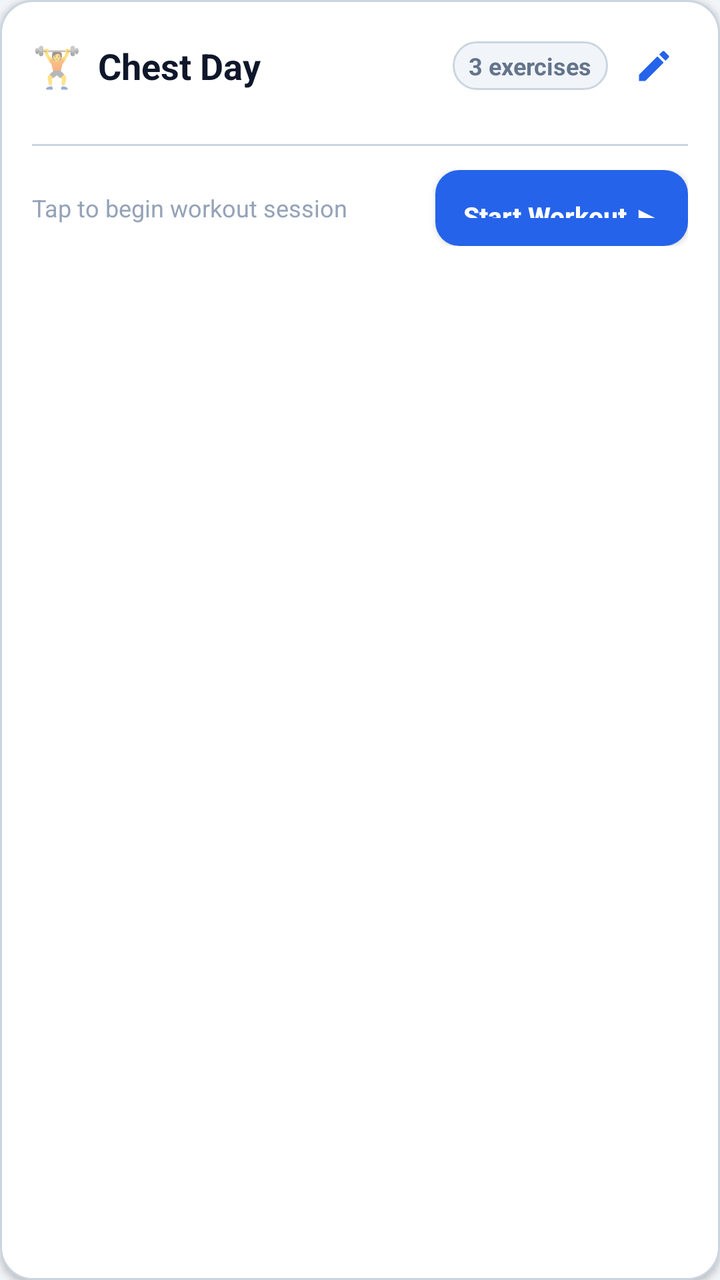
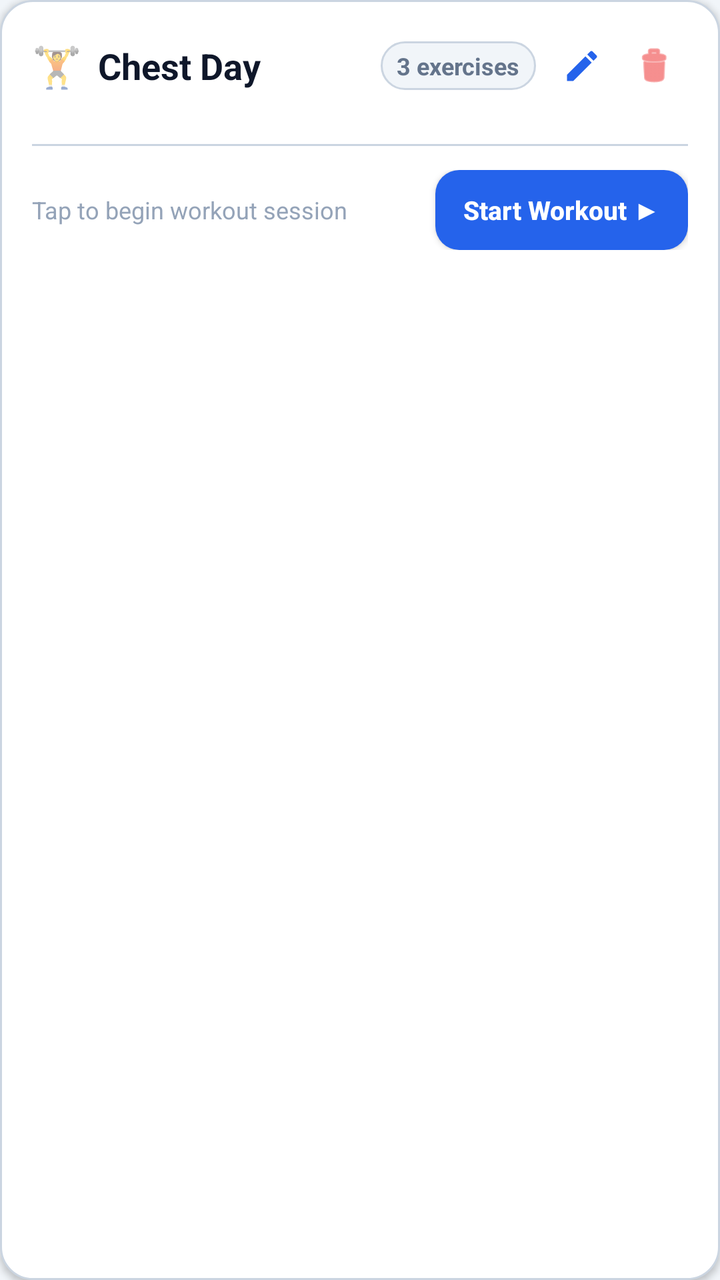

An Android layout rendered at two revisions. The XML below is the earlier revision; the diff shows what the commit changed to produce the second picture.
<!-- AndroidManifest.xml: application theme Theme.FitTrack -->
<!-- res/layout/item_workout.xml -->
<?xml version="1.0" encoding="utf-8"?>
<LinearLayout xmlns:android="http://schemas.android.com/apk/res/android"
    android:layout_width="match_parent"
    android:layout_height="wrap_content"
    android:layout_marginBottom="14dp"
    android:background="@drawable/bg_card"
    android:elevation="2dp"
    android:foreground="?attr/selectableItemBackground"
    android:orientation="vertical"
    android:padding="16dp">

    
    <LinearLayout
        android:layout_width="match_parent"
        android:layout_height="wrap_content"
        android:gravity="center_vertical"
        android:orientation="horizontal">

        <TextView
            android:layout_width="wrap_content"
            android:layout_height="wrap_content"
            android:text="🏋️"
            android:textSize="20sp" />

        <TextView
            android:id="@+id/tvWorkoutTitle"
            android:layout_width="0dp"
            android:layout_height="wrap_content"
            android:layout_marginStart="8dp"
            android:layout_weight="1"
            android:text="Chest Day"
            android:textColor="?android:attr/textColorPrimary"
            android:textSize="18sp"
            android:textStyle="bold" />

        <TextView
            android:id="@+id/tvExerciseCountBadge"
            android:layout_width="wrap_content"
            android:layout_height="wrap_content"
            android:background="@drawable/bg_badge_neutral"
            android:paddingStart="8dp"
            android:paddingTop="4dp"
            android:paddingEnd="8dp"
            android:paddingBottom="4dp"
            android:text="3 exercises"
            android:textColor="?android:attr/textColorSecondary"
            android:textSize="12sp"
            android:textStyle="bold" />

        <ImageButton
            android:id="@+id/btnEditWorkout"
            android:layout_width="34dp"
            android:layout_height="34dp"
            android:layout_marginStart="6dp"
            android:background="?attr/selectableItemBackgroundBorderless"
            android:contentDescription="@string/edit_routine"
            android:padding="6dp"
            android:src="@drawable/ic_edit" />

    </LinearLayout>

    
    <LinearLayout
        android:id="@+id/llExercisePreviewList"
        android:layout_width="match_parent"
        android:layout_height="wrap_content"
        android:layout_marginTop="10dp"
        android:orientation="vertical" />

    
    <View
        android:layout_width="match_parent"
        android:layout_height="1dp"
        android:layout_marginTop="12dp"
        android:layout_marginBottom="12dp"
        android:background="@color/border" />

    
    <LinearLayout
        android:layout_width="match_parent"
        android:layout_height="wrap_content"
        android:gravity="end|center_vertical"
        android:orientation="horizontal">

        <TextView
            android:layout_width="0dp"
            android:layout_height="wrap_content"
            android:layout_weight="1"
            android:text="Tap to begin workout session"
            android:textColor="?android:attr/textColorHint"
            android:textSize="12sp" />

        <androidx.appcompat.widget.AppCompatButton
            android:id="@+id/btnStartWorkout"
            android:layout_width="wrap_content"
            android:layout_height="38dp"
            android:background="@drawable/bg_button_primary"
            android:minHeight="0dp"
            android:minWidth="0dp"
            android:paddingLeft="14dp"
            android:paddingRight="14dp"
            android:text="Start Workout ▶"
            android:textAllCaps="false"
            android:textColor="@color/white"
            android:textSize="13sp"
            android:textStyle="bold" />

    </LinearLayout>

</LinearLayout>
<!-- resources referenced by this layout -->
<resources>
  <color name="border">#CBD5E1</color>
  <color name="white">#FFFFFFFF</color>
  <!-- drawable bg_badge_neutral (drawable) -->
  <?xml version="1.0" encoding="utf-8"?>
  <shape xmlns:android="http://schemas.android.com/apk/res/android"
      android:shape="rectangle">
      <solid android:color="@color/badge_neutral_bg" />
      <corners android:radius="12dp" />
      <stroke android:width="1dp" android:color="@color/badge_neutral_stroke" />
  </shape>
  <!-- drawable bg_button_primary (drawable) -->
  <?xml version="1.0" encoding="utf-8"?>
  <ripple xmlns:android="http://schemas.android.com/apk/res/android"
      android:color="#40FFFFFF">
      <item>
          <shape android:shape="rectangle">
              <solid android:color="@color/primary" />
              <corners android:radius="12dp" />
              <padding
                  android:bottom="14dp"
                  android:left="16dp"
                  android:right="16dp"
                  android:top="14dp" />
          </shape>
      </item>
  </ripple>
  <!-- drawable bg_card (drawable) -->
  <?xml version="1.0" encoding="utf-8"?>
  <shape xmlns:android="http://schemas.android.com/apk/res/android"
      android:shape="rectangle">
      <solid android:color="@color/surface" />
      <corners android:radius="16dp" />
      <stroke android:width="1dp" android:color="@color/border" />
  </shape>
  <!-- drawable ic_edit (drawable) -->
  <vector xmlns:android="http://schemas.android.com/apk/res/android"
      android:width="20dp"
      android:height="20dp"
      android:viewportWidth="24"
      android:viewportHeight="24"
      android:tint="@color/primary">
      <path
          android:fillColor="@android:color/white"
          android:pathData="M3,17.25V21h3.75L17.81,9.94l-3.75,-3.75L3,17.25zM20.71,7.04c0.39,-0.39 0.39,-1.02 0,-1.41l-2.34,-2.34c-0.39,-0.39 -1.02,-0.39 -1.41,0l-1.83,1.83 3.75,3.75 1.83,-1.83z" />
  </vector>
  <string name="edit_routine">Edit routine</string>
  <style name="Theme.FitTrack" parent="Base.Theme.FitTrack" />
  <color name="badge_neutral_bg">#F1F5F9</color>
  <color name="badge_neutral_stroke">#CBD5E1</color>
  <color name="primary">#2563EB</color>
  <color name="surface">#FFFFFF</color>
  <style name="Base.Theme.FitTrack" parent="Theme.MaterialComponents.DayNight.NoActionBar">
          <item name="colorPrimary">@color/primary</item>
          <item name="colorPrimaryVariant">@color/primary_dark</item>
          <item name="colorOnPrimary">@color/white</item>
          <item name="colorSecondary">@color/accent</item>
          <item name="colorSecondaryVariant">@color/accent</item>
          <item name="colorOnSecondary">@color/white</item>
          <item name="android:colorBackground">@color/bg_light</item>
          <item name="colorSurface">@color/surface</item>
          <item name="colorOnSurface">@color/text_primary</item>
          <item name="colorSurfaceVariant">@color/surface_elevated</item>
          <item name="colorOutline">@color/border</item>
          <item name="android:textColorPrimary">@color/text_primary</item>
          <item name="android:textColorSecondary">@color/text_secondary</item>
          <item name="android:textColorHint">@color/text_hint</item>
          <item name="android:statusBarColor">@color/surface</item>
          <item name="android:windowLightStatusBar">true</item>
          <item name="colorControlNormal">@color/text_primary</item>
      </style>
  <color name="primary_dark">#1D4ED8</color>
  <color name="accent">#10B981</color>
  <color name="bg_light">#F1F5F9</color>
  <color name="text_primary">#0F172A</color>
  <color name="surface_elevated">#F8FAFC</color>
  <color name="text_secondary">#64748B</color>
  <color name="text_hint">#94A3B8</color>
</resources>

<!-- the commit's change to res/layout/item_workout.xml (unified diff, before → after) -->
@@ -57,6 +57,18 @@
             android:padding="6dp"
             android:src="@drawable/ic_edit" />
 
+        <ImageButton
+            android:id="@+id/btnDeleteWorkout"
+            android:layout_width="34dp"
+            android:layout_height="34dp"
+            android:layout_marginStart="2dp"
+            android:background="?attr/selectableItemBackgroundBorderless"
+            android:contentDescription="@string/delete_routine"
+            android:padding="6dp"
+            android:scaleType="centerInside"
+            android:src="@android:drawable/ic_menu_delete"
+            android:tint="@color/error" />
+
     </LinearLayout>
 
     
@@ -93,12 +105,19 @@
         <androidx.appcompat.widget.AppCompatButton
             android:id="@+id/btnStartWorkout"
             android:layout_width="wrap_content"
-            android:layout_height="38dp"
+            android:layout_height="wrap_content"
             android:background="@drawable/bg_button_primary"
-            android:minHeight="0dp"
+            android:ellipsize="none"
+            android:gravity="center"
+            android:insetTop="0dp"
+            android:insetBottom="0dp"
+            android:maxLines="1"
             android:minWidth="0dp"
-            android:paddingLeft="14dp"
-            android:paddingRight="14dp"
+            android:minHeight="40dp"
+            android:paddingStart="14dp"
+            android:paddingTop="6dp"
+            android:paddingEnd="14dp"
+            android:paddingBottom="6dp"
             android:text="Start Workout ▶"
             android:textAllCaps="false"
             android:textColor="@color/white"
<!-- resource entries referenced after the edit -->
@@ -1,6 +1,7 @@
 <!-- resources referenced by this layout -->
 <resources>
   <color name="border">#CBD5E1</color>
+  <color name="error">#EF4444</color>
   <color name="white">#FFFFFFFF</color>
   <!-- drawable bg_badge_neutral (drawable) -->
   <?xml version="1.0" encoding="utf-8"?>
@@ -45,6 +46,7 @@
           android:fillColor="@android:color/white"
           android:pathData="M3,17.25V21h3.75L17.81,9.94l-3.75,-3.75L3,17.25zM20.71,7.04c0.39,-0.39 0.39,-1.02 0,-1.41l-2.34,-2.34c-0.39,-0.39 -1.02,-0.39 -1.41,0l-1.83,1.83 3.75,3.75 1.83,-1.83z" />
   </vector>
+  <string name="delete_routine">Delete routine</string>
   <string name="edit_routine">Edit routine</string>
   <style name="Theme.FitTrack" parent="Base.Theme.FitTrack" />
   <color name="badge_neutral_bg">#F1F5F9</color>
